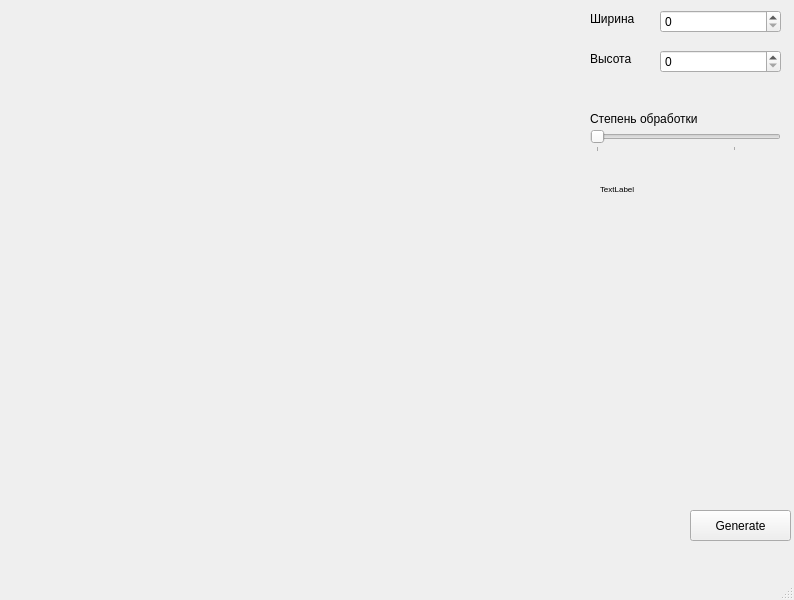
Above: Maping.ui from Lev-Sh/WorldGeneration2d before the change. Below: the same form after it.
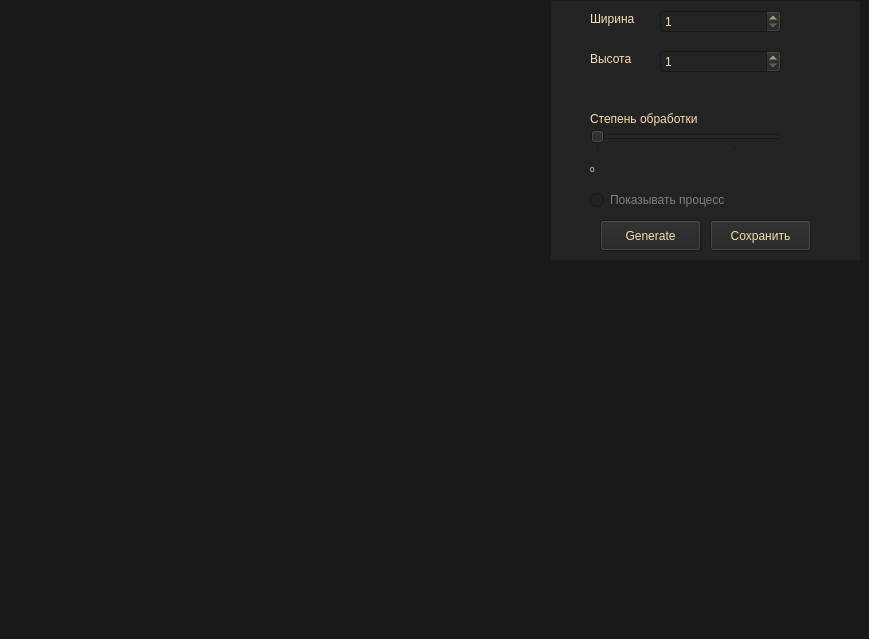
That is the form after the change.

Diff of the .ui file:
```diff
--- a/Maping.ui
+++ b/Maping.ui
@@ -6,40 +6,17 @@
    <rect>
     <x>0</x>
     <y>0</y>
-    <width>794</width>
-    <height>600</height>
+    <width>869</width>
+    <height>639</height>
    </rect>
   </property>
   <property name="windowTitle">
    <string>MainWindow</string>
   </property>
+  <property name="styleSheet">
+   <string notr="true">background: rgb(25,25,25) </string>
+  </property>
   <widget class="QWidget" name="centralwidget">
-   <widget class="QPushButton" name="pushButton">
-    <property name="geometry">
-     <rect>
-      <x>690</x>
-      <y>510</y>
-      <width>101</width>
-      <height>31</height>
-     </rect>
-    </property>
-    <property name="text">
-     <string>Generate</string>
-    </property>
-   </widget>
-   <widget class="QLabel" name="label">
-    <property name="geometry">
-     <rect>
-      <x>0</x>
-      <y>0</y>
-      <width>461</width>
-      <height>351</height>
-     </rect>
-    </property>
-    <property name="text">
-     <string/>
-    </property>
-   </widget>
    <widget class="QLabel" name="label_2">
     <property name="geometry">
      <rect>
@@ -49,6 +26,11 @@
       <height>17</height>
      </rect>
     </property>
+    <property name="styleSheet">
+     <string notr="true">color: wheat;
+background: rgb(35,35,35)
+</string>
+    </property>
     <property name="text">
      <string>Ширина</string>
     </property>
@@ -62,6 +44,11 @@
       <height>17</height>
      </rect>
     </property>
+    <property name="styleSheet">
+     <string notr="true">color: wheat;
+background: rgb(35,35,35)
+</string>
+    </property>
     <property name="text">
      <string>Высота</string>
     </property>
@@ -75,6 +62,10 @@
       <height>22</height>
      </rect>
     </property>
+    <property name="styleSheet">
+     <string notr="true">background: rgb(35,35,35)
+</string>
+    </property>
     <property name="minimum">
      <number>1</number>
     </property>
@@ -100,6 +91,11 @@
       <height>17</height>
      </rect>
     </property>
+    <property name="styleSheet">
+     <string notr="true">color: wheat;
+background: rgb(35,35,35)
+</string>
+    </property>
     <property name="text">
      <string>Степень обработки</string>
     </property>
@@ -107,8 +103,8 @@
    <widget class="QLabel" name="seconds">
     <property name="geometry">
      <rect>
-      <x>600</x>
-      <y>180</y>
+      <x>590</x>
+      <y>160</y>
       <width>191</width>
       <height>17</height>
      </rect>
@@ -121,8 +117,13 @@
     <property name="layoutDirection">
      <enum>Qt::LeftToRight</enum>
     </property>
+    <property name="styleSheet">
+     <string notr="true">color: wheat;
+background: rgb(35,35,35)
+</string>
+    </property>
     <property name="text">
-     <string>TextLabel</string>
+     <string>0</string>
     </property>
    </widget>
    <widget class="QSpinBox" name="widths">
@@ -134,6 +135,14 @@
       <height>23</height>
      </rect>
     </property>
+    <property name="styleSheet">
+     <string notr="true">color: wheat;
+background: rgb(35,35,35)
+</string>
+    </property>
+    <property name="minimum">
+     <number>1</number>
+    </property>
     <property name="maximum">
      <number>600</number>
     </property>
@@ -153,6 +162,14 @@
       <height>23</height>
      </rect>
     </property>
+    <property name="styleSheet">
+     <string notr="true">color: wheat;
+background: rgb(35,35,35)
+</string>
+    </property>
+    <property name="minimum">
+     <number>1</number>
+    </property>
     <property name="maximum">
      <number>600</number>
     </property>
@@ -160,8 +177,112 @@
      <number>5</number>
     </property>
    </widget>
-   <zorder>label</zorder>
-   <zorder>pushButton</zorder>
+   <widget class="QWidget" name="widget" native="true">
+    <property name="geometry">
+     <rect>
+      <x>390</x>
+      <y>400</y>
+      <width>120</width>
+      <height>80</height>
+     </rect>
+    </property>
+   </widget>
+   <widget class="QLabel" name="label">
+    <property name="geometry">
+     <rect>
+      <x>50</x>
+      <y>50</y>
+      <width>461</width>
+      <height>351</height>
+     </rect>
+    </property>
+    <property name="text">
+     <string/>
+    </property>
+    <property name="wordWrap">
+     <bool>true</bool>
+    </property>
+   </widget>
+   <widget class="QRadioButton" name="showm">
+    <property name="enabled">
+     <bool>false</bool>
+    </property>
+    <property name="geometry">
+     <rect>
+      <x>590</x>
+      <y>190</y>
+      <width>161</width>
+      <height>20</height>
+     </rect>
+    </property>
+    <property name="styleSheet">
+     <string notr="true">color: gray;
+
+background: rgb(35,35,35)
+</string>
+    </property>
+    <property name="text">
+     <string>Показывать процесс</string>
+    </property>
+   </widget>
+   <widget class="QFrame" name="frame">
+    <property name="geometry">
+     <rect>
+      <x>550</x>
+      <y>0</y>
+      <width>311</width>
+      <height>261</height>
+     </rect>
+    </property>
+    <property name="styleSheet">
+     <string notr="true">color: wheat;
+background: rgb(35,35,35)
+</string>
+    </property>
+    <property name="frameShape">
+     <enum>QFrame::StyledPanel</enum>
+    </property>
+    <property name="frameShadow">
+     <enum>QFrame::Raised</enum>
+    </property>
+    <widget class="QPushButton" name="pushButton">
+     <property name="geometry">
+      <rect>
+       <x>50</x>
+       <y>220</y>
+       <width>101</width>
+       <height>31</height>
+      </rect>
+     </property>
+     <property name="styleSheet">
+      <string notr="true">color: wheat;
+background: rgb(35,35,35)
+</string>
+     </property>
+     <property name="text">
+      <string>Generate</string>
+     </property>
+    </widget>
+    <widget class="QPushButton" name="pushButton_2">
+     <property name="geometry">
+      <rect>
+       <x>160</x>
+       <y>220</y>
+       <width>101</width>
+       <height>31</height>
+      </rect>
+     </property>
+     <property name="styleSheet">
+      <string notr="true">color: wheat;
+background: rgb(35,35,35)
+</string>
+     </property>
+     <property name="text">
+      <string>Сохранить</string>
+     </property>
+    </widget>
+   </widget>
+   <zorder>frame</zorder>
    <zorder>label_2</zorder>
    <zorder>label_3</zorder>
    <zorder>horizontalSlider</zorder>
@@ -169,13 +290,18 @@
    <zorder>seconds</zorder>
    <zorder>widths</zorder>
    <zorder>heights</zorder>
+   <zorder>horizontalSpacer</zorder>
+   <zorder>verticalSpacer</zorder>
+   <zorder>widget</zorder>
+   <zorder>label</zorder>
+   <zorder>showm</zorder>
   </widget>
   <widget class="QMenuBar" name="menubar">
    <property name="geometry">
     <rect>
      <x>0</x>
      <y>0</y>
-     <width>794</width>
+     <width>869</width>
      <height>27</height>
     </rect>
    </property>
```
